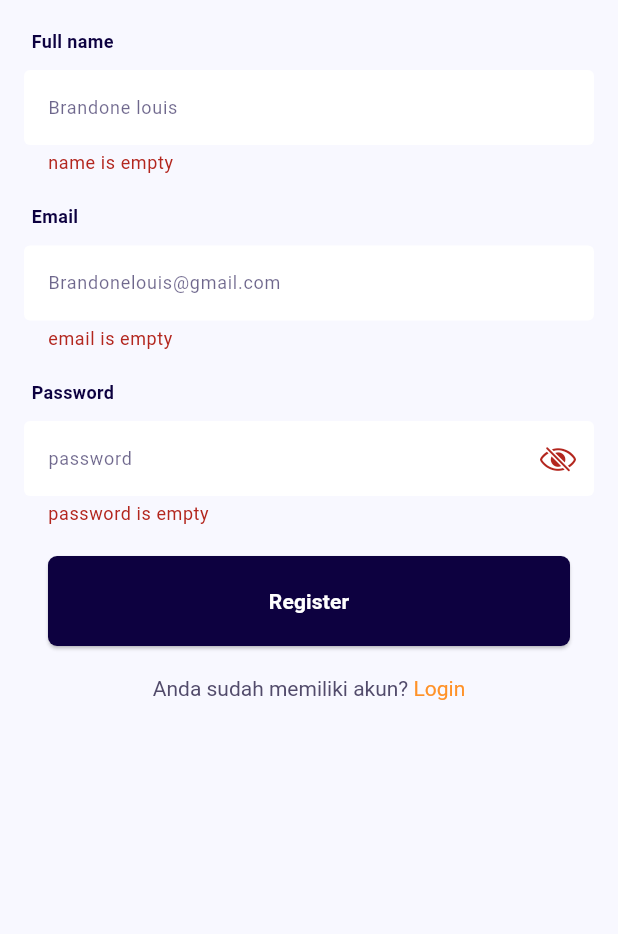
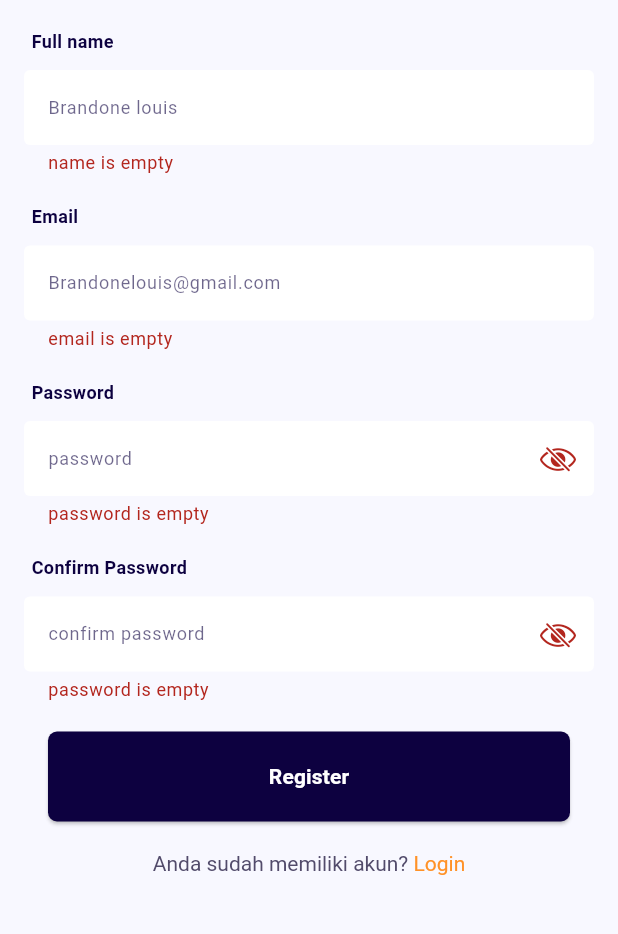
Before and after one commit to DiftaFitrahul/app-submission, a Flutter app: the RegisterScreen screen opened by its route, after a tap on "Register", on a phone screen of 412 x 824 dp, the part 131-1065 px from its top. Run offline on Flutter 3.47's test engine with Material 3 defaults, Android fonts, the phone set to English and light mode, and no system bars; our stand-ins replace dartz, email_validator, flutter_bloc, flutter_secure_storage, freezed_annotation, go_router and 2 more; accounts and stored records are empty.

Commit message:
feat: finish register

```diff
--- a/lib/features/user/auth/bloc/auth_event.dart
+++ b/lib/features/user/auth/bloc/auth_event.dart
@@ -3,3 +3,5 @@ part of "auth_bloc.dart";
 sealed class AuthEvent {}
 
 final class AuthChecked extends AuthEvent {}
+
+final class AuthOut extends AuthEvent {}
--- a/lib/features/user/login/bloc/login_bloc.dart
+++ b/lib/features/user/login/bloc/login_bloc.dart
@@ -29,7 +29,8 @@ class LoginBloc extends Bloc<LoginEvent, LoginState> {
             loginData: loginData, stateStatus: LoginStateStatus.success));
       });
     } catch (err) {
-      emit(state.copyWith(stateStatus: LoginStateStatus.failure));
+      emit(state.copyWith(
+          stateStatus: LoginStateStatus.failure, message: "Error Occured!!"));
       rethrow;
     }
   }
--- a/lib/features/user/login/view/login.dart
+++ b/lib/features/user/login/view/login.dart
@@ -136,11 +136,7 @@ class _LoginScreenState extends State<LoginScreen> {
                     },
                   ),
                   _dontHaveAnAccount(onTap: () {
-                    Navigator.push(
-                        context,
-                        MaterialPageRoute(
-                          builder: (context) => const RegisterScreen(),
-                        ));
+                    context.pushNamed(AppRouteConstants.registerRoute);
                   })
                 ],
               ),
--- a/lib/features/user/register/bloc/register_bloc.dart
+++ b/lib/features/user/register/bloc/register_bloc.dart
@@ -22,7 +22,7 @@ class RegisterBloc extends Bloc<RegisterEvent, RegisterState> {
       registerDataRepository.fold((failure) {
         emit(state.copyWith(
             stateStatus: RegisterStateStatus.failure,
-            message: "Error occured!!"));
+            message: failure.message));
       }, (registerData) {
         emit(state.copyWith(
             stateStatus: RegisterStateStatus.success,
--- a/lib/features/user/register/view/register.dart
+++ b/lib/features/user/register/view/register.dart
@@ -2,9 +2,14 @@ import 'package:flutter/cupertino.dart';
 import 'package:flutter/gestures.dart';
 import 'package:flutter/material.dart';
 import 'package:email_validator/email_validator.dart';
+import 'package:flutter_bloc/flutter_bloc.dart';
+import 'package:go_router/go_router.dart';
 import 'package:story_app/constant/color.dart';
+import 'package:story_app/features/user/register/bloc/register_bloc.dart';
 import 'package:story_app/features/user/shared/view/auth_button.dart';
 import 'package:story_app/features/user/shared/view/auth_field.dart';
+
+import '../../../../utils/global_dialog.dart';
 
 class RegisterScreen extends StatefulWidget {
   const RegisterScreen({super.key});
@@ -16,15 +21,19 @@ class RegisterScreen extends StatefulWidget {
 class _LoginScreenState extends State<RegisterScreen> {
   final GlobalKey<FormState> _formKey = GlobalKey<FormState>();
   final ValueNotifier<bool> _passwordShowNotifier = ValueNotifier<bool>(true);
+  final ValueNotifier<bool> _confirmPasswordShowNotifier =
+      ValueNotifier<bool>(true);
   late final TextEditingController _fullNameController;
   late final TextEditingController _emailController;
   late final TextEditingController _passwordController;
+  late final TextEditingController _confirmPasswordController;
 
   @override
   void initState() {
     _fullNameController = TextEditingController();
     _emailController = TextEditingController();
     _passwordController = TextEditingController();
+    _confirmPasswordController = TextEditingController();
     super.initState();
   }
 
@@ -33,16 +42,47 @@ class _LoginScreenState extends State<RegisterScreen> {
     _fullNameController.dispose();
     _emailController.dispose();
     _passwordController.dispose();
+    _confirmPasswordController.dispose();
     super.dispose();
   }
 
   @override
   Widget build(BuildContext context) {
     return Scaffold(
-      body: Form(
+      body: BlocListener<RegisterBloc, RegisterState>(
+        listener: (context, state) {
+          switch (state.stateStatus) {
+            case RegisterStateStatus.loading:
+              GlobalDialog.loadingDialog(context: context);
+              break;
+            case RegisterStateStatus.success:
+              context.pop();
+              GlobalDialog.successDialog(
+                context: context,
+                title: "Success!!",
+                subtitle: "please login after register",
+                buttonTitle: "Selesai",
+                onTap: () {
+                  context.pop();
+                  context.pop();
+                },
+              );
+              break;
+            case RegisterStateStatus.failure:
+              context.pop();
+              GlobalDialog.errorDialog(
+                  context: context, subtitle: state.message);
+              break;
+            default:
+              break;
+          }
+        },
+        child: SingleChildScrollView(
+          child: Form(
             key: _formKey,
             child: Padding(
-          padding: const EdgeInsets.symmetric(vertical: 10.0, horizontal: 16.0),
+              padding:
+                  const EdgeInsets.symmetric(vertical: 10.0, horizontal: 16.0),
               child: Center(
                 child: Column(
                   mainAxisSize: MainAxisSize.max,
@@ -65,7 +105,9 @@ class _LoginScreenState extends State<RegisterScreen> {
                       hintText: "Brandone louis ",
                       keyboardType: TextInputType.emailAddress,
                       validator: (value) {
-                    if (value == null || value.isEmpty) return "name is empty";
+                        if (value == null || value.isEmpty) {
+                          return "name is empty";
+                        }
 
                         return null;
                       },
@@ -76,7 +118,9 @@ class _LoginScreenState extends State<RegisterScreen> {
                       hintText: "Brandonelouis@gmail.com ",
                       keyboardType: TextInputType.emailAddress,
                       validator: (value) {
-                    if (value == null || value.isEmpty) return "email is empty";
+                        if (value == null || value.isEmpty) {
+                          return "email is empty";
+                        }
                         if (!EmailValidator.validate(value)) {
                           return "email isn't valid";
                         }
@@ -102,6 +146,39 @@ class _LoginScreenState extends State<RegisterScreen> {
                               if (value == null || value.isEmpty) {
                                 return "password is empty";
                               }
+                              if (value.length < 8) {
+                                return "password at least 8 character";
+                              }
+                              return null;
+                            },
+                          );
+                        }),
+                    ValueListenableBuilder(
+                        valueListenable: _confirmPasswordShowNotifier,
+                        builder: (context, isSecure, _) {
+                          return AuthField(
+                            label: "Confirm Password",
+                            controller: _confirmPasswordController,
+                            hintText: "confirm password",
+                            obscureText: isSecure,
+                            trailingIcon: IconButton(
+                                onPressed: () {
+                                  _confirmPasswordShowNotifier.value =
+                                      !isSecure;
+                                },
+                                icon: isSecure
+                                    ? const Icon(CupertinoIcons.eye_slash)
+                                    : const Icon(CupertinoIcons.eye)),
+                            validator: (value) {
+                              if (value == null || value.isEmpty) {
+                                return "password is empty";
+                              }
+                              if (value.length < 8) {
+                                return "password at least 8 character";
+                              }
+                              if (value != _passwordController.text) {
+                                return "password isn't same";
+                              }
                               return null;
                             },
                           );
@@ -110,12 +187,18 @@ class _LoginScreenState extends State<RegisterScreen> {
                       title: "Register",
                       onPressed: () {
                         if (!_formKey.currentState!.validate()) return;
+                        context.read<RegisterBloc>().add(RegisterSubmitted(
+                            email: _emailController.text,
+                            password: _passwordController.text,
+                            name: _fullNameController.text));
                       },
                     ),
                     _dontHaveAnAccount(onTap: () {
-                  Navigator.pop(context);
+                      context.pop();
                     })
                   ],
+                ),
+              ),
             ),
           ),
         ),
--- a/lib/utils/global_dialog.dart
+++ b/lib/utils/global_dialog.dart
@@ -63,6 +63,7 @@ class GlobalDialog {
       {required BuildContext context,
       required String title,
       required String subtitle,
+      required String buttonTitle,
       required VoidCallback onTap}) {
     showGeneralDialog(
       barrierDismissible: false,
@@ -77,7 +78,7 @@ class GlobalDialog {
               title: title,
               subtitleWidget: SubtitleDialog(subtitle: subtitle),
               mainWidgetDialog: AlertDialogButtonComponent(
-                  buttonTitle: 'Selesai', onPressed: onTap),
+                  buttonTitle: buttonTitle, onPressed: onTap),
               titleColor: const Color(0xff524B6B),
             ),
           ),
```
Also changed, not shown: lib/features/story/view/home_story.dart (+17 -2 lines), lib/features/user/auth/bloc/auth_bloc.dart (+10 -0 lines), lib/features/user/shared/data/data_source/auth_data_source.dart (+7 -2 lines), lib/features/user/shared/data/repository/auth_repository.dart (+15 -11 lines). Lines whose indentation alone changed are shown as unchanged.
